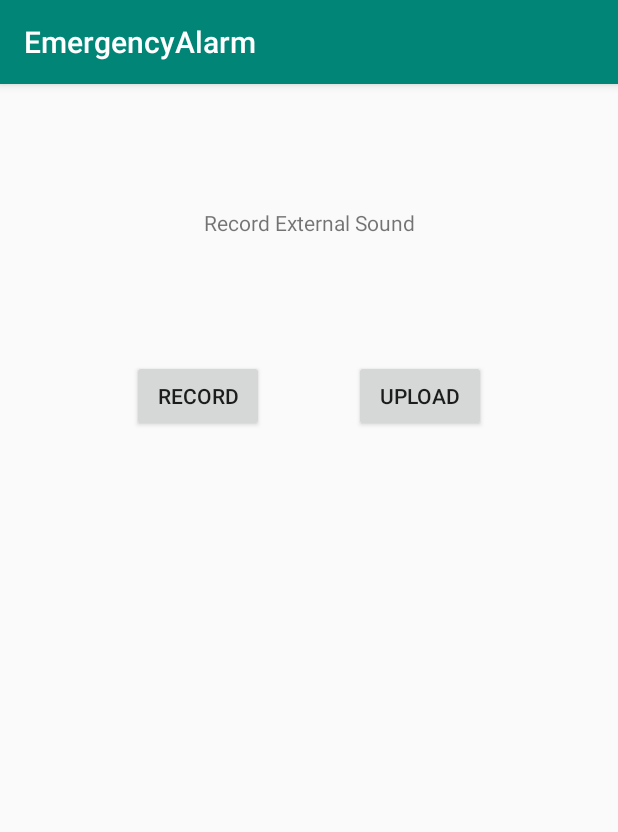
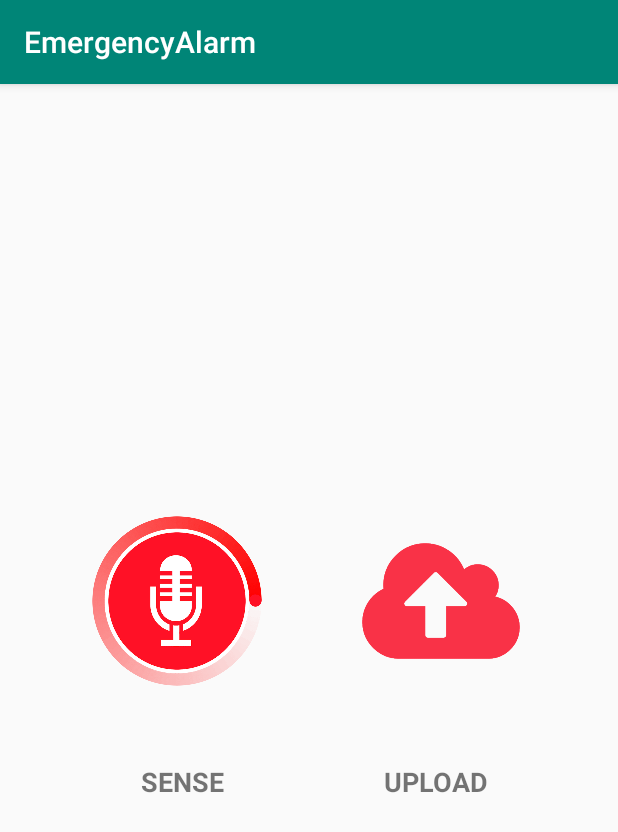
Before and after one commit to Shivamdhar/CSE-535-EmergencyAlarm, an Android app: the screen it shows after launch (MainActivity), on a phone screen of 412 x 824 dp. Shown: the top 832 px of the screen. Run offline under Robolectric (Android 15) with nearby library versions, the phone set to English and light mode, and no system bars.

Commit message:
WORKING: adds UI button change

```diff
--- a/app/app/src/main/java/com/example/emergencyalarm/MainActivity.java
+++ b/app/app/src/main/java/com/example/emergencyalarm/MainActivity.java
@@ -10,7 +10,7 @@ import android.os.Environment;
 import android.os.Handler;
 import android.util.Log;
 import android.view.View;
-import android.widget.Button;
+import android.widget.ImageButton;
 import android.widget.Toast;
 
 import java.io.BufferedReader;
@@ -37,8 +37,8 @@ public class MainActivity extends AppCompatActivity {
     boolean notify = false;
     private Uri fileUri;
     int count = 1;
-    private Button startbtn;
-    private Button uploadbtn;
+    private ImageButton sensebtn;
+    private ImageButton uploadbtn;
     private MediaRecorder mRecorder;
     private static final String LOG_TAG = "AudioRecording";
     private static String mFileName = null;
@@ -49,15 +49,15 @@ public class MainActivity extends AppCompatActivity {
         super.onCreate(savedInstanceState);
         setContentView(R.layout.activity_main);
 
-        startbtn = findViewById(R.id.recordButton);
-        startbtn.setOnClickListener(new View.OnClickListener() {
+        sensebtn = findViewById(R.id.imageButton);
+        sensebtn.setOnClickListener(new View.OnClickListener() {
             @Override
             public void onClick(View v) {
                 recordAudio();
             }
         });
 
-        uploadbtn = findViewById(R.id.uploadButton);
+        uploadbtn = findViewById(R.id.imageButton2);
         uploadbtn.setOnClickListener(new View.OnClickListener() {
             @Override
             public void onClick(View v) {
@@ -75,14 +75,15 @@ public class MainActivity extends AppCompatActivity {
 
         @RequiresApi(api = Build.VERSION_CODES.KITKAT)
         @Override
-        protected String doInBackground(String... strings) {
+        protected String doInBackground(String... params) {
             try {
 
-                String url = "http://d752e89d.ngrok.io/api/v1/upload";
+                String url = "http://567f200d.ngrok.io/api/v1/upload";
                 String charset = "UTF-8";
 
                 System.out.println(fileUri.getPath());
                 File files = new File(fileUri.getPath());
+
                 String boundary = Long.toHexString(System.currentTimeMillis()); // Just generate some unique random value.
                 String CRLF = "\r\n"; // Line separator required by multipart/form-data.
 
@@ -130,10 +131,11 @@ public class MainActivity extends AppCompatActivity {
                 BufferedReader in = new BufferedReader(new InputStreamReader(connection.getInputStream()));
                 String decodedString;
                 while((decodedString = in.readLine()) != null){
+                    System.out.println("EMERGENCY ALARM: " + decodedString);
                     if(decodedString.equals("True")){
                         notify = true;
                     }
-                    System.out.println(notify);
+//                    System.out.println(notify);
                 }
                 in.close();
 
@@ -167,7 +169,7 @@ public class MainActivity extends AppCompatActivity {
 
 
         if (CheckPermissions()) {
-            startbtn.setEnabled(false);
+//            sensebtn.setEnabled(false);
             mRecorder = new MediaRecorder();
             mRecorder.setAudioSource(MediaRecorder.AudioSource.MIC);
             mRecorder.setOutputFormat(MediaRecorder.OutputFormat.THREE_GPP);
@@ -188,12 +190,13 @@ public class MainActivity extends AppCompatActivity {
                     mRecorder.stop();
                     mRecorder.release();
                     mRecorder = null;
-                    startbtn.setEnabled(true);
+//                    sensebtn.setEnabled(true);
                     count++;
                     fileUri = Uri.fromFile(new File(mFileName));
-                    Toast.makeText(getApplicationContext(), "Recording Stopped", Toast.LENGTH_LONG).show();
+                    Toast.makeText(getApplicationContext(), "Recording Completed", Toast.LENGTH_LONG).show();
                 }
             }, 5000);
+
         } else {
             RequestPermissions();
         }
--- a/app/app/src/main/res/layout/activity_main.xml
+++ b/app/app/src/main/res/layout/activity_main.xml
@@ -6,38 +6,76 @@
     android:layout_height="match_parent"
     tools:context=".MainActivity">
 
-    <Button
-        android:id="@+id/recordButton"
-        android:layout_width="wrap_content"
-        android:layout_height="wrap_content"
-        android:layout_marginLeft="88dp"
-        android:layout_marginStart="88dp"
-        android:layout_marginTop="184dp"
-        android:text="Record"
+
+    <ImageButton
+        android:id="@+id/imageButton"
+        android:layout_width="132dp"
+        android:layout_height="129dp"
+        android:layout_marginLeft="52dp"
+        android:layout_marginStart="52dp"
+        android:layout_marginTop="280dp"
+        android:background="#00000000"
+        android:contentDescription="Alarm"
+        android:padding="2dp"
+        android:scaleType="fitCenter"
+        app:layout_constraintBottom_toTopOf="@+id/textView"
+        app:layout_constraintEnd_toStartOf="@+id/imageButton2"
+        app:layout_constraintHorizontal_bias="0.0"
         app:layout_constraintStart_toStartOf="parent"
-        app:layout_constraintTop_toTopOf="parent" />
-
-    <Button
-        android:id="@+id/uploadButton"
-        android:layout_width="wrap_content"
-        android:layout_height="wrap_content"
-        android:layout_marginEnd="88dp"
-        android:layout_marginRight="88dp"
-        android:text="Upload"
-        app:layout_constraintBottom_toBottomOf="@+id/recordButton"
-        app:layout_constraintEnd_toEndOf="parent"
-        app:layout_constraintTop_toTopOf="@+id/recordButton"
-        app:layout_constraintVertical_bias="0.0" />
+        app:layout_constraintTop_toTopOf="parent"
+        app:layout_constraintVertical_bias="0.0"
+        app:srcCompat="@drawable/record"
+        tools:srcCompat="@drawable/record" />
 
     <TextView
         android:id="@+id/textView"
-        android:layout_width="wrap_content"
-        android:layout_height="wrap_content"
-        android:text="Record External Sound"
-        app:layout_constraintBottom_toBottomOf="parent"
-        app:layout_constraintLeft_toLeftOf="parent"
-        app:layout_constraintRight_toRightOf="parent"
+        android:layout_width="84dp"
+        android:layout_height="32dp"
+        android:layout_marginEnd="110dp"
+        android:layout_marginLeft="80dp"
+        android:layout_marginRight="110dp"
+        android:layout_marginStart="88dp"
+        android:layout_marginTop="40dp"
+        android:contentDescription="Sense"
+        android:text="SENSE"
+        android:textSize="18sp"
+        android:textStyle="bold"
+        android:gravity="center"
+        app:layout_constraintEnd_toStartOf="@+id/textView2"
+        app:layout_constraintHorizontal_bias="0.257"
+        app:layout_constraintStart_toStartOf="parent"
+        app:layout_constraintTop_toBottomOf="@+id/imageButton" />
+
+    <TextView
+        android:id="@+id/textView2"
+        android:layout_width="84dp"
+        android:layout_height="32dp"
+        android:layout_marginEnd="80dp"
+        android:layout_marginRight="80dp"
+        android:layout_marginTop="40dp"
+        android:contentDescription="Upload"
+        android:text="UPLOAD"
+        android:textSize="18sp"
+        android:textStyle="bold"
+        android:gravity="center"
+        app:layout_constraintEnd_toEndOf="parent"
+        app:layout_constraintTop_toBottomOf="@+id/imageButton2" />
+
+    <ImageButton
+        android:id="@+id/imageButton2"
+        android:layout_width="132dp"
+        android:layout_height="129dp"
+        android:layout_marginEnd="52dp"
+        android:layout_marginRight="52dp"
+        android:layout_marginTop="280dp"
+        android:background="#00000000"
+        android:padding="2dp"
+        android:scaleType="fitCenter"
+        app:layout_constraintBottom_toTopOf="@+id/textView2"
+        app:layout_constraintEnd_toEndOf="parent"
         app:layout_constraintTop_toTopOf="parent"
-        app:layout_constraintVertical_bias="0.11" />
+        app:layout_constraintVertical_bias="0.0"
+        app:srcCompat="@drawable/upload"
+        tools:srcCompat="@drawable/upload" />
 
 </androidx.constraintlayout.widget.ConstraintLayout>
```
Also changed, not shown: app/app/src/main/res/drawable-v24/record.png (added), app/app/src/main/res/drawable-v24/upload.png (added), app/app/src/main/res/drawable-v24/upload1.png (added), app/app/src/main/res/drawable/record.png (added), app/app/src/main/res/drawable/upload.png (added), app/app/src/main/res/drawable/upload1.png (added).
